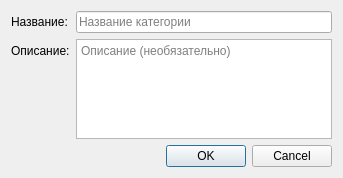
First picture: the form in ui/categoryeditdialog.ui, repository MikhailBersenev/easyPOS, before the edit.
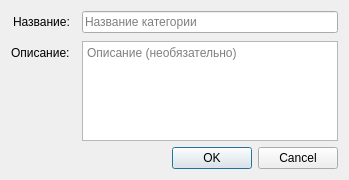
Second picture: the form after the edit.

Patch:
```diff
--- a/ui/categoryeditdialog.ui
+++ b/ui/categoryeditdialog.ui
@@ -11,6 +11,10 @@
   <layout class="QVBoxLayout" name="mainLayout">
    <item>
     <layout class="QFormLayout" name="formLayout">
+     <property name="verticalSpacing"><number>8</number></property>
+     <property name="horizontalSpacing"><number>12</number></property>
+     <property name="fieldGrowthPolicy"><enum>QFormLayout::ExpandingFieldsGrow</enum></property>
+     <property name="labelAlignment"><set>Qt::AlignRight|Qt::AlignVCenter</set></property>
      <item row="0" column="0">
       <widget class="QLabel" name="nameLabel">
        <property name="text">
```
